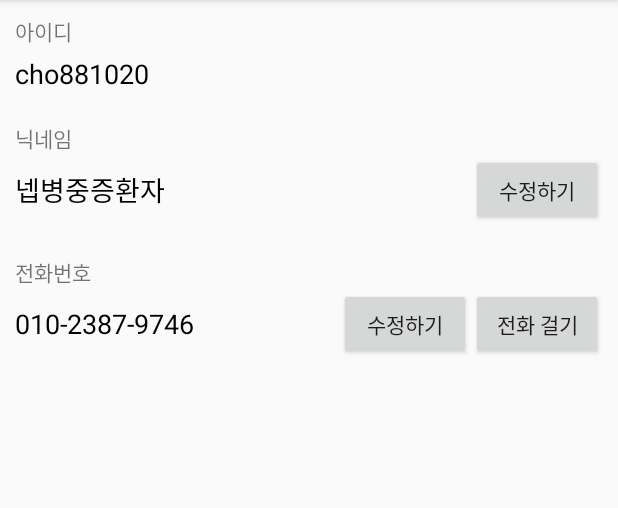
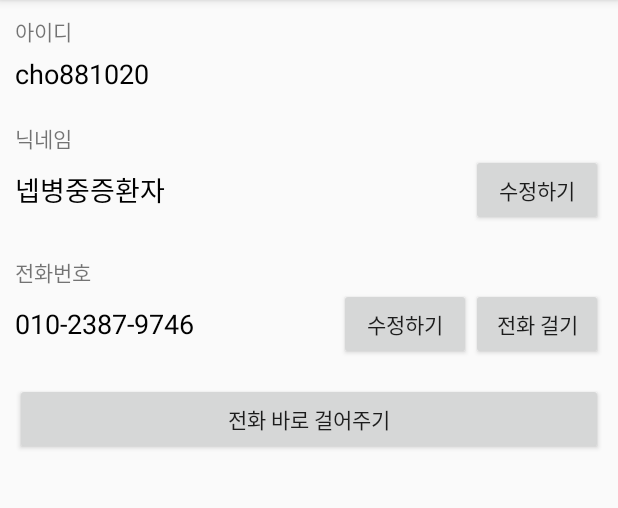
Before and after one commit to cho881020/AndroidBasic03_20200521, an Android app: the screen it shows after launch (MainActivity), on a phone screen of 412 x 824 dp, the part 84-592 px from its top. Run offline under Robolectric (Android 15) with nearby library versions, the phone set to English and light mode, and no system bars; our stand-ins replace data binding.

Commit message:
바로 전화 연결 시도  => 권한 해결 안나서 앱이 죽는 상태

```diff
--- a/app/src/main/AndroidManifest.xml
+++ b/app/src/main/AndroidManifest.xml
@@ -1,6 +1,8 @@
 <?xml version="1.0" encoding="utf-8"?>
 <manifest xmlns:android="http://schemas.android.com/apk/res/android"
     package="kr.co.tjoeun.androidbasic03_20200521">
+
+    <uses-permission android:name="android.permission.CALL_PHONE" />
 
     <application
         android:allowBackup="true"
--- a/app/src/main/java/kr/co/tjoeun/androidbasic03_20200521/MainActivity.java
+++ b/app/src/main/java/kr/co/tjoeun/androidbasic03_20200521/MainActivity.java
@@ -29,6 +29,20 @@ public class MainActivity extends BaseActivity {
 
     @Override
     public void setupEvents() {
+
+        binding.callBtn.setOnClickListener(new View.OnClickListener() {
+            @Override
+            public void onClick(View v) {
+//                전화 바로 걸어 주기
+
+                String dialPhoneNum = binding.userPhoneTxt.getText().toString();
+
+                Uri myUri = Uri.parse(String.format("tel:%s", dialPhoneNum));
+                Intent myIntent = new Intent(Intent.ACTION_CALL, myUri);
+                startActivity(myIntent);
+
+            }
+        });
 
         binding.dialBtn.setOnClickListener(new View.OnClickListener() {
             @Override
--- a/app/src/main/res/layout/activity_main.xml
+++ b/app/src/main/res/layout/activity_main.xml
@@ -103,6 +103,12 @@
 
 <!--        이메일 변경 기능을 직접 만들어보자.-->
 
+        <Button
+            android:id="@+id/callBtn"
+            android:layout_width="match_parent"
+            android:layout_height="wrap_content"
+            android:layout_marginTop="15dp"
+            android:text="전화 바로 걸어주기"/>
 
     </LinearLayout>
 </layout>
```
